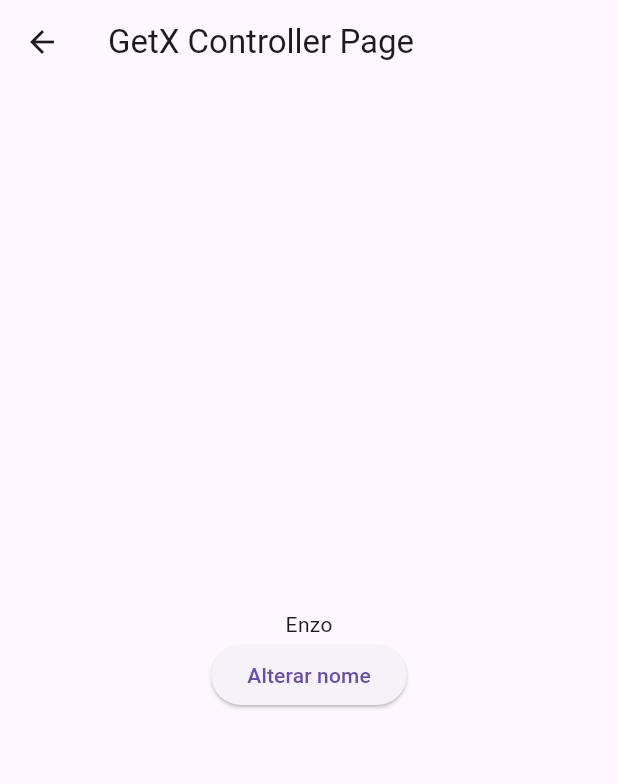
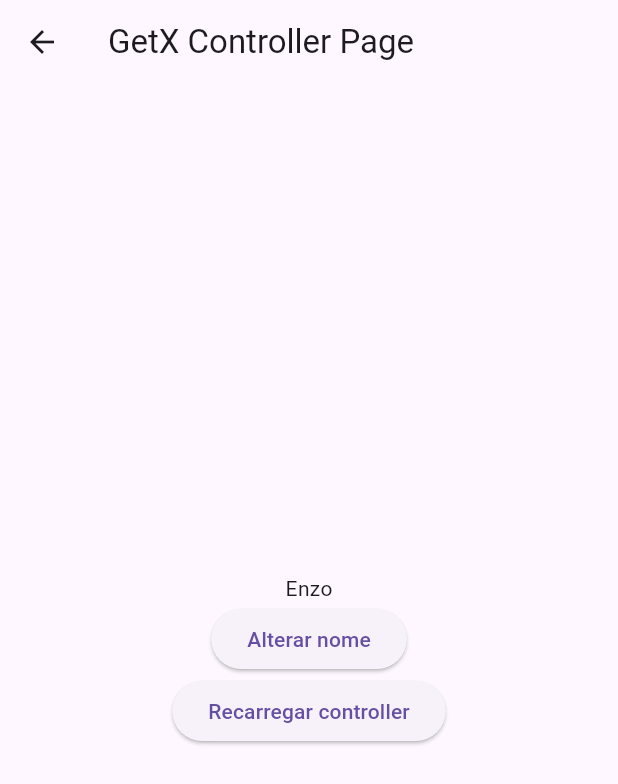
Before and after one commit to enzozami/flutter-getx-state-manager-study, a Flutter app: the GetxControllerExamplePage screen opened by its route, on a phone screen of 412 x 824 dp. Shown: the top 784 px of the screen. Run offline on Flutter 3.47's test engine with Material 3 defaults, Android fonts, the phone set to English and light mode, and no system bars; our stand-ins replace get.

Commit message:
feat(reload): Reload de objetos - só funciona com lazyPut

```diff
--- a/lib/controllers/getxcontroller_example/getx_controller_example_page.dart
+++ b/lib/controllers/getxcontroller_example/getx_controller_example_page.dart
@@ -37,6 +37,14 @@ class _GetxControllerExamplePageState extends State<GetxControllerExamplePage> {
               onPressed: () => Get.find<Controller>().alterarNome(),
               child: Text('Alterar nome'),
             ),
+            ElevatedButton(
+              onPressed: () {
+                // Só funciona para lazyPut
+                Get.reload<Controller>(force: true);
+                setState(() {});
+              },
+              child: Text('Recarregar controller'),
+            ),
           ],
         ),
       ),
--- a/lib/main.dart
+++ b/lib/main.dart
@@ -36,9 +36,9 @@ class MyApp extends StatelessWidget {
           children: [
             GetPage(
               name: '/getxController',
-              binding: BindingsBuilder.put(
-                () => Controller(),
-              ),
+              binding: BindingsBuilder(() {
+                Get.lazyPut(() => Controller());
+              }),
               page: () => GetxControllerExamplePage(),
             ),
           ],
```
